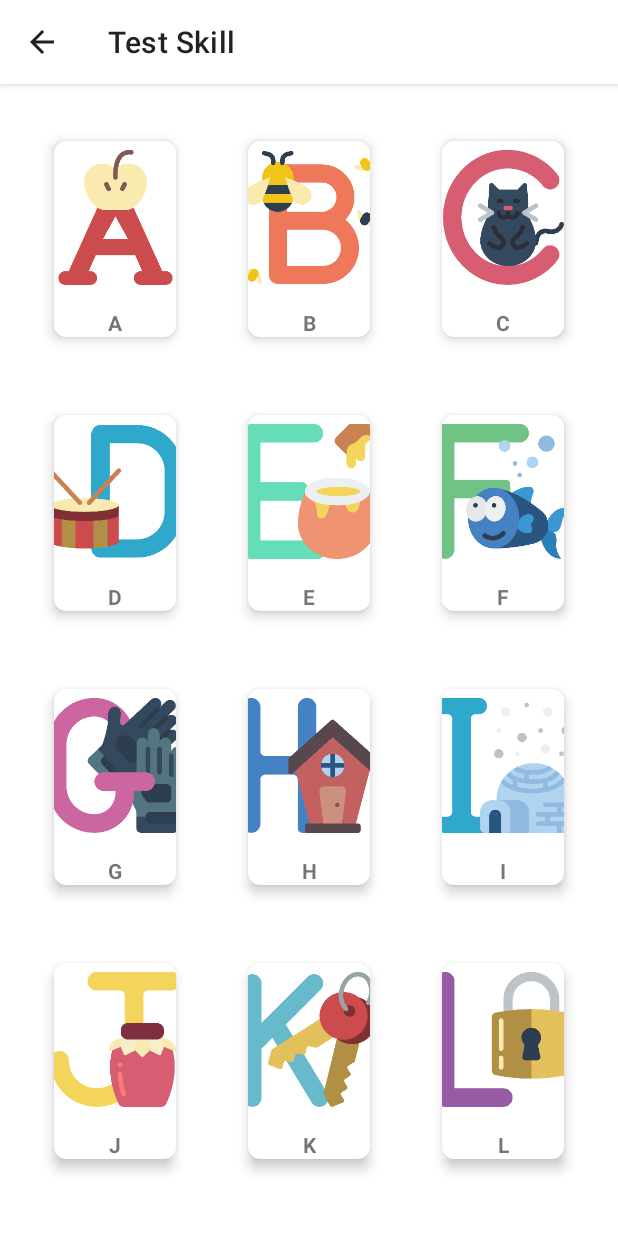
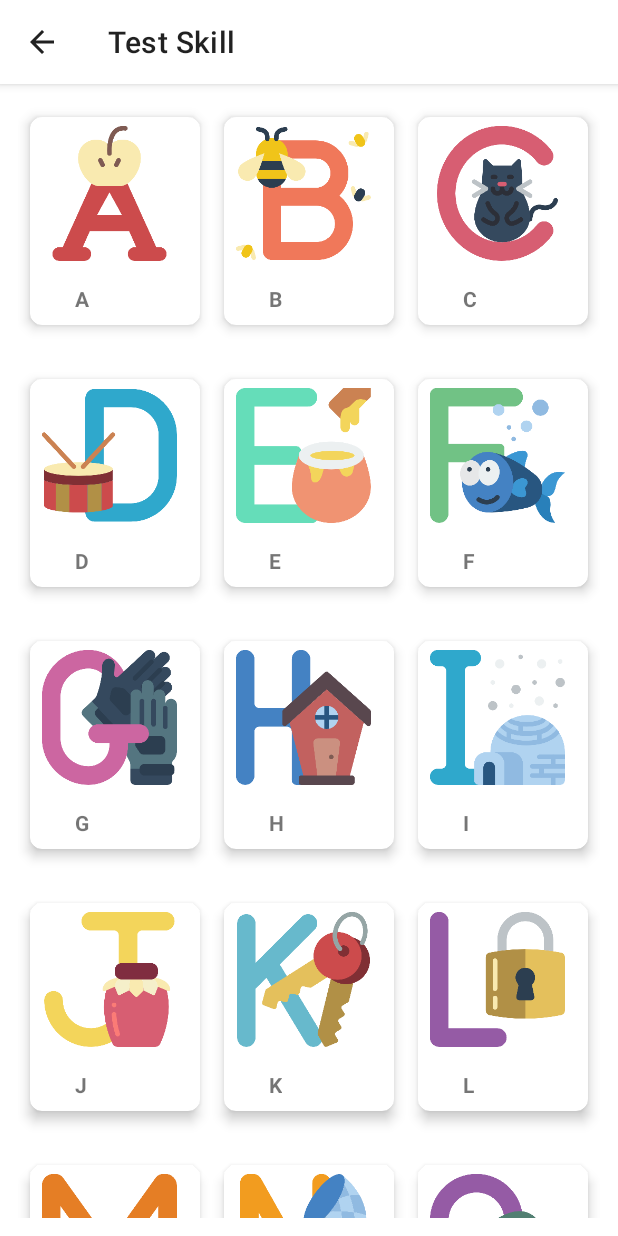
Before and after one commit to triwaluyo07/BisaWicara, an Android app: the TestSkillActivity screen opened directly, with no data from a screen before it, on a phone screen of 412 x 824 dp. Run offline under Robolectric (Android 15) with nearby library versions, the phone set to English and light mode, and no system bars; our stand-ins replace Room's generated code; pictures from the network do not load; Roboto replaces fonts that are not available here.

Commit message:
Fixing Item Grid

```diff
--- a/app/src/main/res/layout/item_grid.xml
+++ b/app/src/main/res/layout/item_grid.xml
@@ -1,20 +1,19 @@
-<?xml version="1.0" encoding="utf-8"?>
 <androidx.cardview.widget.CardView xmlns:android="http://schemas.android.com/apk/res/android"
+    android:layout_width="match_parent"
+    android:layout_height="wrap_content"
     xmlns:app="http://schemas.android.com/apk/res-auto"
     xmlns:tools="http://schemas.android.com/tools"
-    android:id="@+id/cv_item_grid"
-    android:layout_width="wrap_content"
-    android:layout_height="wrap_content"
-    android:layout_margin="16dp"
+    android:layout_marginBottom="16dp"
     app:cardCornerRadius="8dp"
     app:cardElevation="5dp"
     app:cardPreventCornerOverlap="true"
-    app:cardUseCompatPadding="true">
+    app:cardUseCompatPadding="true"
+    android:id="@+id/cv_item_grid">
 
-    <androidx.constraintlayout.widget.ConstraintLayout
-        android:id="@+id/layout"
-        android:layout_width="wrap_content"
-        android:layout_height="wrap_content">
+    <RelativeLayout
+        android:layout_width="match_parent"
+        android:layout_height="wrap_content"
+        android:paddingBottom="8dp">
 
         <ImageView
             android:id="@+id/img_poster"
@@ -22,25 +21,20 @@
             android:layout_height="90dp"
             android:layout_marginStart="8dp"
             android:layout_marginTop="6dp"
-            android:layout_marginEnd="8dp"
-            android:contentDescription="@string/logo"
-            android:src="@drawable/letter_a"
-            app:layout_constraintEnd_toEndOf="parent"
-            app:layout_constraintStart_toStartOf="parent"
-            app:layout_constraintTop_toTopOf="parent" />
+            android:layout_weight="1"
+            android:src="@drawable/letter_a" />
 
         <TextView
             android:id="@+id/img_keterangan"
             android:layout_width="wrap_content"
             android:layout_height="wrap_content"
+            android:layout_below="@id/img_poster"
+            android:layout_marginStart="30dp"
             android:layout_marginTop="15dp"
             android:gravity="center"
-            android:textStyle="bold"
-            app:layout_constraintEnd_toEndOf="parent"
-            app:layout_constraintStart_toStartOf="parent"
-            app:layout_constraintTop_toBottomOf="@id/img_poster"
-            tools:text="A" />
+            tools:text="description"
+            android:textStyle="bold" />
 
-    </androidx.constraintlayout.widget.ConstraintLayout>
+    </RelativeLayout>
 
 </androidx.cardview.widget.CardView>
```
